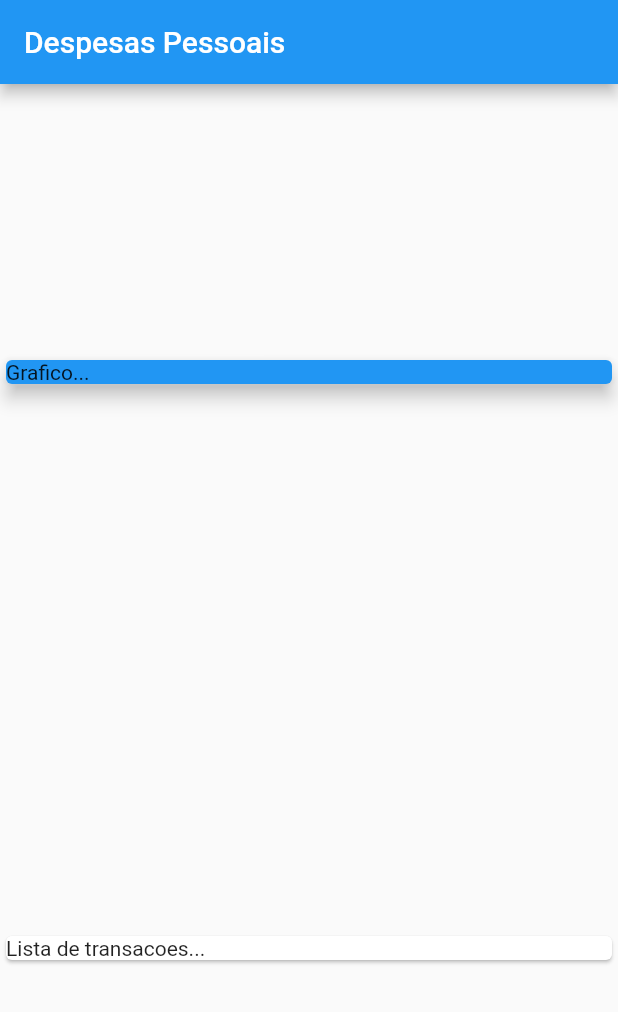
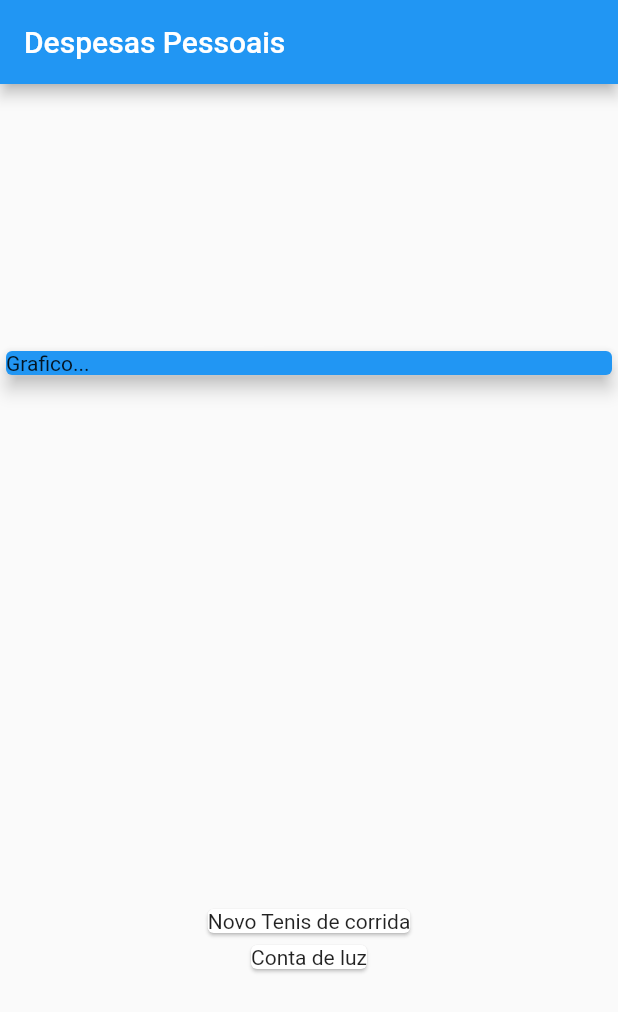
Before and after one commit to tupiribas/AppControleDeGastos, a Flutter app: the screen it shows after launch, on a phone screen of 412 x 824 dp. Shown: the top 1012 px of the screen. Run offline on Flutter 3.47's test engine with Material 2 defaults, Android fonts, the phone set to English and light mode, and no system bars.

```diff
--- a/lib/main.dart
+++ b/lib/main.dart
@@ -16,7 +16,7 @@ class ExpensesApp extends StatelessWidget {
 
 class MyHomePage extends StatelessWidget {
   // ignore: unused_field
-  final _transaction = [
+  final _transactions = [
     Transaction(
         id: 't1',
         title: 'Novo Tenis de corrida',
@@ -46,8 +46,12 @@ class MyHomePage extends StatelessWidget {
               child: const Text('Grafico...'),
             ),
           ),
-          Card(
-            child: const Text('Lista de transacoes...'),
+          Column(
+            children: _transactions.map((tr) {
+              return Card(
+                child: Text(tr.title),
+              );
+            }).toList(),
           )
         ],
       ),
```
